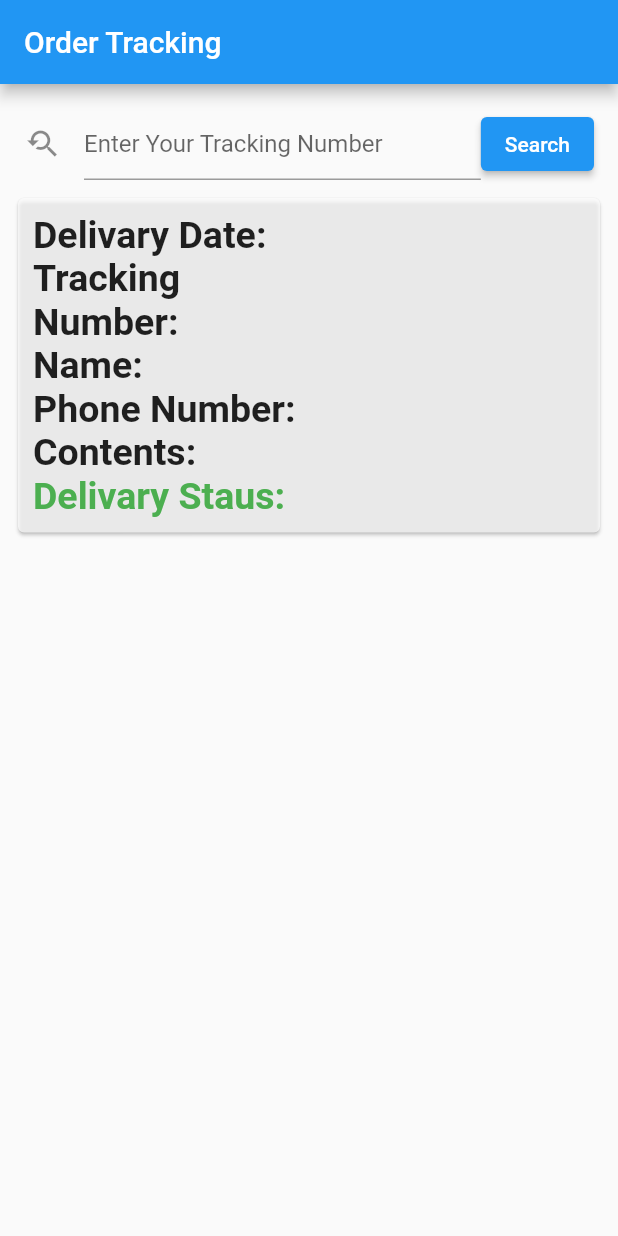
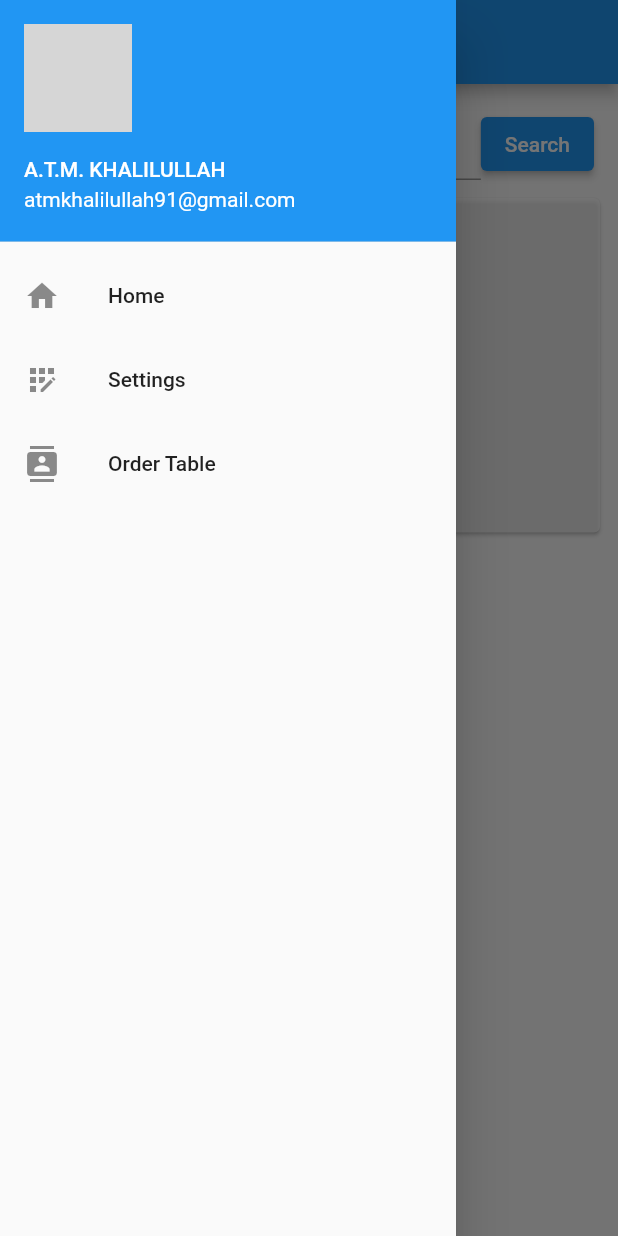
Before and after one commit to Khalilullahj2ee/courier_mobile, a Flutter app: the Dashboard screen opened directly, with the side drawer open (before the commit the screen has no drawer), on a phone screen of 412 x 824 dp. Run offline on Flutter 3.47's test engine with Material 2 defaults, Android fonts, the phone set to English and light mode, and no system bars; our stand-ins replace curved_navigation_bar, fluttertoast; missing offline and left inert: fluid_bottom_nav_bar; grey boxes are pictures that could not be loaded.

Commit message:
drawer & Table

```diff
--- a/lib/helper/httpAPI.dart
+++ b/lib/helper/httpAPI.dart
@@ -3,3 +3,4 @@ final String host = "http://192.168.1.86:9091";
 final String loginApi = host+ "/login";
 final String UserApi = host+ "/user_save";
 final String orderTracking = host+ "/search";
+final String OrderList = host+ "/order/orderList";
--- a/lib/view/admin_panel.dart
+++ b/lib/view/admin_panel.dart
@@ -9,6 +9,7 @@ import 'package:http/http.dart';
 
 import '../bottom_navigation_bar.dart';
 import 'body.dart';
+import 'drawer.dart';
 
 class AdminPanal extends StatefulWidget {
   const AdminPanal({Key? key}) : super(key: key);
@@ -41,6 +42,7 @@ class _DashboardState extends State<Dashboard> {
   @override
   Widget build(BuildContext context) {
     return Scaffold(
+      drawer: HomepageDrawer(),
       appBar: AppBar(
         title: Text('Order Tracking'),
         actions: [
--- /dev/null
+++ b/lib/view/drawer.dart
@@ -0,0 +1,56 @@
+import 'package:flutter/cupertino.dart';
+import 'package:flutter/material.dart';
+
+import 'ordder_table.dart';
+
+class HomepageDrawer extends StatefulWidget {
+  const HomepageDrawer({Key? key}) : super(key: key);
+
+  @override
+  _HomepageDrawerState createState() => _HomepageDrawerState();
+}
+
+class _HomepageDrawerState extends State<HomepageDrawer> {
+  @override
+  Widget build(BuildContext context) {
+    return Drawer(
+      child: ListView(
+        // Important: Remove any padding from the ListView.
+        padding: EdgeInsets.zero,
+        children: <Widget>[
+          UserAccountsDrawerHeader(
+            accountName: Text("A.T.M. KHALILULLAH"),
+            accountEmail: Text("atmkhalilullah91@gmail.com"),
+            currentAccountPicture: CircleAvatar(
+              backgroundImage: AssetImage(
+                'assets/images/ami.jpg',
+              ),
+              radius: 60.0,
+            ),
+          ),
+          ListTile(
+            leading: Icon(Icons.home),
+            title: Text("Home"),
+            onTap: () {
+              Navigator.pop(context);
+            },
+          ),
+          ListTile(
+            leading: Icon(Icons.app_registration),
+            title: Text("Settings"),
+            onTap: () {
+              Navigator.of(context).push(MaterialPageRoute(builder: (context)=>OrderDetails()));
+            },
+          ),
+          ListTile(
+            leading: Icon(Icons.contacts),
+            title: Text("Order Table"),
+            onTap: () {
+              Navigator.pop(context);
+            },
+          ),
+        ],
+      ),
+    );
+  }
+}
```
Also changed, not shown: lib/view/ordder_table.dart (added, +126 -0 lines).
